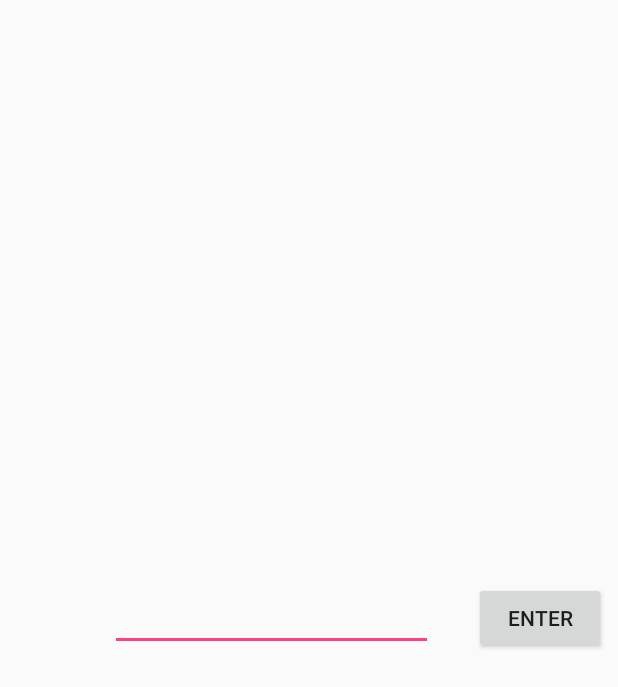
After one commit to taki4227/IntroMvvm, an Android app: the layout activity_mvvm.xml on its own in the app's theme, with its tools: preview values and no code run, on a phone screen of 412 x 824 dp. The commit adds this screen. Shown: the top 687 px of the screen. Run offline under Robolectric (Android 15) with nearby library versions, the phone set to English and light mode, and no system bars.

Commit message:
MVVMでサンプルアプリ作成

```diff
--- a/app/src/main/AndroidManifest.xml
+++ b/app/src/main/AndroidManifest.xml
@@ -10,14 +10,15 @@
         android:supportsRtl="true"
         android:theme="@style/AppTheme">
         <activity android:name=".mvc.MvcActivity">
+        </activity>
+        <activity android:name=".mvvm.MvvmActivity"
+            android:label="@string/app_name">
             <intent-filter>
                 <action android:name="android.intent.action.MAIN" />
 
                 <category android:name="android.intent.category.LAUNCHER" />
             </intent-filter>
         </activity>
-        <activity android:name=".mvvm.MvvmActivity"
-            android:label="@string/app_name"></activity>
     </application>
 
 </manifest>
--- /dev/null
+++ b/app/src/main/res/layout/activity_mvvm.xml
@@ -0,0 +1,65 @@
+<?xml version="1.0" encoding="utf-8"?>
+<layout xmlns:android="http://schemas.android.com/apk/res/android"
+    xmlns:app="http://schemas.android.com/apk/res-auto"
+    xmlns:tools="http://schemas.android.com/tools"
+    tools:context="com.sample.taki.intromvvm.mvvm.MvvmActivity">
+
+    <data>
+
+        <variable
+            name="viewModel"
+            type="com.sample.taki.intromvvm.mvvm.MvvmViewModel" />
+    </data>
+
+    <android.support.constraint.ConstraintLayout
+        android:id="@+id/mainLayout"
+        android:layout_width="match_parent"
+        android:layout_height="match_parent">
+
+        <TextView
+            android:id="@+id/outputTextView"
+            android:layout_width="wrap_content"
+            android:layout_height="wrap_content"
+            android:layout_marginBottom="8dp"
+            android:layout_marginTop="16dp"
+            android:text="@{viewModel.outputText}"
+            android:textSize="@dimen/text_size"
+            app:layout_constraintBottom_toBottomOf="parent"
+            app:layout_constraintLeft_toLeftOf="parent"
+            app:layout_constraintRight_toRightOf="parent"
+            app:layout_constraintTop_toTopOf="parent"
+            app:layout_constraintVertical_bias="0.334" />
+
+        <EditText
+            android:id="@+id/inputTextView"
+            android:layout_width="215dp"
+            android:layout_height="43dp"
+            android:layout_marginBottom="8dp"
+            android:layout_marginLeft="54dp"
+            android:layout_marginRight="8dp"
+            android:layout_marginTop="8dp"
+            android:ems="10"
+            android:inputType="text"
+            android:text="@={viewModel.inputText}"
+            app:layout_constraintBottom_toBottomOf="parent"
+            app:layout_constraintHorizontal_bias="0.508"
+            app:layout_constraintLeft_toLeftOf="parent"
+            app:layout_constraintRight_toLeftOf="@+id/enterButton"
+            app:layout_constraintTop_toTopOf="parent" />
+
+        <Button
+            android:id="@+id/enterButton"
+            android:layout_width="wrap_content"
+            android:layout_height="wrap_content"
+            android:layout_marginBottom="8dp"
+            android:layout_marginRight="8dp"
+            android:layout_marginTop="8dp"
+            android:onClick="@{() -> viewModel.onEnterClick()}"
+            android:text="@string/enter_button_text"
+            app:layout_constraintBottom_toBottomOf="parent"
+            app:layout_constraintRight_toRightOf="parent"
+            app:layout_constraintTop_toTopOf="parent" />
+
+    </android.support.constraint.ConstraintLayout>
+
+</layout>
```
Also changed, not shown: app/src/main/java/com/sample/taki/intromvvm/mvvm/InputErrorEvent.java (added, +8 -0 lines), app/src/main/java/com/sample/taki/intromvvm/mvvm/MvvmActivity.java (+80 -1 lines), app/src/main/java/com/sample/taki/intromvvm/mvvm/MvvmDao.java (added, +44 -0 lines), app/src/main/java/com/sample/taki/intromvvm/mvvm/MvvmViewModel.java (added, +77 -0 lines).
